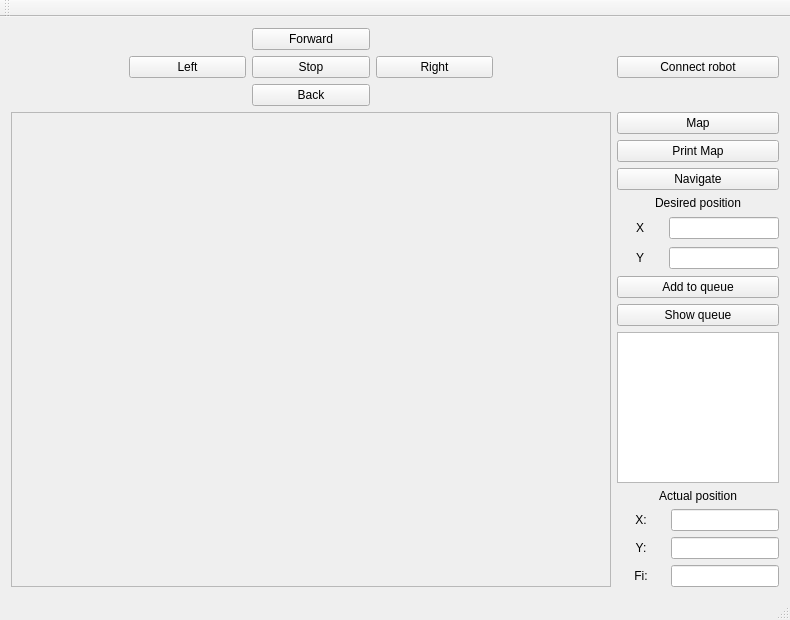
LadislavBrecka/Robot-regulator-GUI, file mainwindow.ui: the form before one commit.
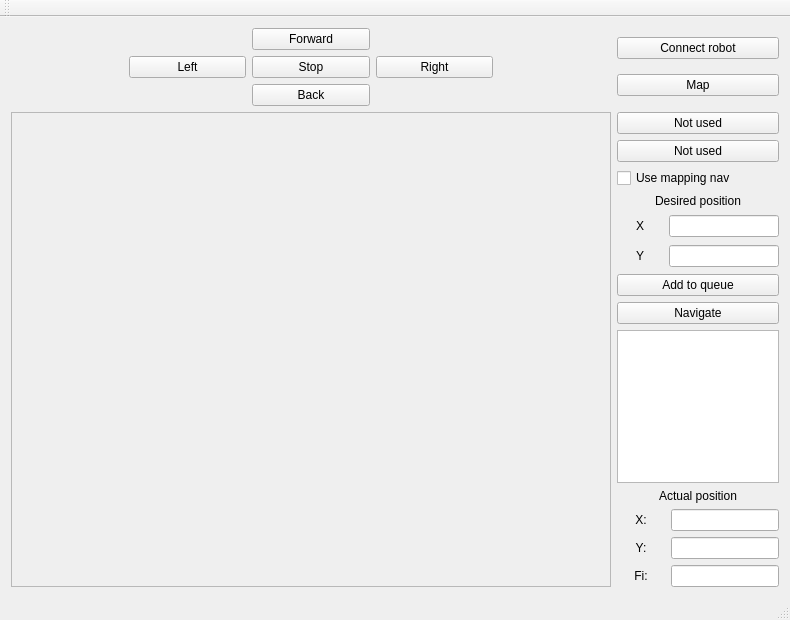
The form after the commit.

Patch:
```diff
--- a/mainwindow.ui
+++ b/mainwindow.ui
@@ -153,55 +153,17 @@
         </property>
        </widget>
       </item>
+      <item>
+       <widget class="QPushButton" name="pushButton">
+        <property name="text">
+         <string>Map</string>
+        </property>
+       </widget>
+      </item>
      </layout>
     </item>
     <item row="1" column="1">
      <layout class="QVBoxLayout" name="verticalLayout_2">
-      <item>
-       <widget class="QPushButton" name="pushButton">
-        <property name="text">
-         <string>Map</string>
-        </property>
-       </widget>
-      </item>
-      <item>
-       <widget class="QPushButton" name="pushButton_8">
-        <property name="sizePolicy">
-         <sizepolicy hsizetype="Fixed" vsizetype="Fixed">
-          <horstretch>0</horstretch>
-          <verstretch>0</verstretch>
-         </sizepolicy>
-        </property>
-        <property name="minimumSize">
-         <size>
-          <width>162</width>
-          <height>0</height>
-         </size>
-        </property>
-        <property name="text">
-         <string>Print Map</string>
-        </property>
-       </widget>
-      </item>
-      <item>
-       <widget class="QPushButton" name="pushButton_7">
-        <property name="sizePolicy">
-         <sizepolicy hsizetype="Fixed" vsizetype="Fixed">
-          <horstretch>0</horstretch>
-          <verstretch>0</verstretch>
-         </sizepolicy>
-        </property>
-        <property name="minimumSize">
-         <size>
-          <width>162</width>
-          <height>0</height>
-         </size>
-        </property>
-        <property name="text">
-         <string>Navigate</string>
-        </property>
-       </widget>
-      </item>
       <item>
        <spacer name="verticalSpacer">
         <property name="orientation">
@@ -215,6 +177,39 @@
         </property>
        </spacer>
       </item>
+      <item>
+       <widget class="QPushButton" name="pushButton_8">
+        <property name="sizePolicy">
+         <sizepolicy hsizetype="Fixed" vsizetype="Fixed">
+          <horstretch>0</horstretch>
+          <verstretch>0</verstretch>
+         </sizepolicy>
+        </property>
+        <property name="minimumSize">
+         <size>
+          <width>162</width>
+          <height>0</height>
+         </size>
+        </property>
+        <property name="text">
+         <string>Not used</string>
+        </property>
+       </widget>
+      </item>
+      <item>
+       <widget class="QPushButton" name="pushButton_11">
+        <property name="text">
+         <string>Not used</string>
+        </property>
+       </widget>
+      </item>
+      <item>
+       <widget class="QCheckBox" name="checkBox">
+        <property name="text">
+         <string>Use mapping nav</string>
+        </property>
+       </widget>
+      </item>
       <item>
        <widget class="QLabel" name="label_4">
         <property name="text">
@@ -285,9 +280,21 @@
        </widget>
       </item>
       <item>
-       <widget class="QPushButton" name="pushButton_11">
+       <widget class="QPushButton" name="pushButton_7">
+        <property name="sizePolicy">
+         <sizepolicy hsizetype="Fixed" vsizetype="Fixed">
+          <horstretch>0</horstretch>
+          <verstretch>0</verstretch>
+         </sizepolicy>
+        </property>
+        <property name="minimumSize">
+         <size>
+          <width>162</width>
+          <height>0</height>
+         </size>
+        </property>
         <property name="text">
-         <string>Show queue</string>
+         <string>Navigate</string>
         </property>
        </widget>
       </item>
```
